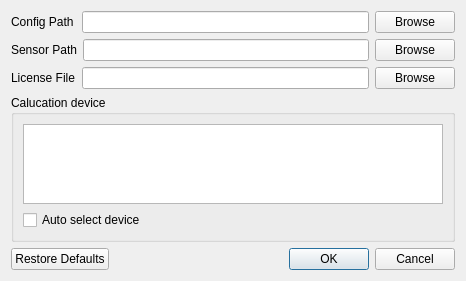
Qt form ui/settings_dialog.ui (cheind/reconstructme-qt) before a commit.
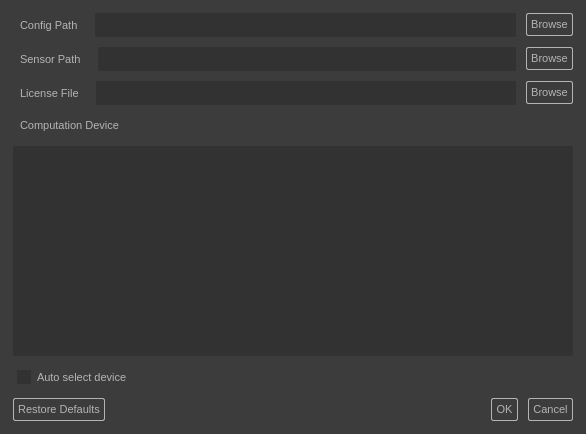
The same form after that commit. Icons and pictures are not drawn.

Commit message: support for checkbox.

```diff
--- a/ui/settings_dialog.ui
+++ b/ui/settings_dialog.ui
@@ -6,13 +6,139 @@
    <rect>
     <x>0</x>
     <y>0</y>
-    <width>466</width>
-    <height>281</height>
+    <width>586</width>
+    <height>434</height>
    </rect>
   </property>
   <property name="windowTitle">
    <string>ReconstructMeQt - Settings</string>
   </property>
+  <property name="styleSheet">
+   <string notr="true">/** @file
+  * @copyright Copyright (c) 2012 PROFACTOR GmbH. All rights reserved. 
+  *
+  * Redistribution and use in source and binary forms, with or without
+  * modification, are permitted provided that the following conditions are
+  * met:
+  *
+  *     * Redistributions of source code must retain the above copyright
+  * notice, this list of conditions and the following disclaimer.
+  *     * Redistributions in binary form must reproduce the above
+  * copyright notice, this list of conditions and the following disclaimer
+  * in the documentation and/or other materials provided with the
+  * distribution.
+  *     * Neither the name of Google Inc. nor the names of its
+  * contributors may be used to endorse or promote products derived from
+  * this software without specific prior written permission.
+  *
+  * THIS SOFTWARE IS PROVIDED BY THE COPYRIGHT HOLDERS AND CONTRIBUTORS
+  * &quot;AS IS&quot; AND ANY EXPRESS OR IMPLIED WARRANTIES, INCLUDING, BUT NOT
+  * LIMITED TO, THE IMPLIED WARRANTIES OF MERCHANTABILITY AND FITNESS FOR
+  * A PARTICULAR PURPOSE ARE DISCLAIMED. IN NO EVENT SHALL THE COPYRIGHT
+  * OWNER OR CONTRIBUTORS BE LIABLE FOR ANY DIRECT, INDIRECT, INCIDENTAL,
+  * SPECIAL, EXEMPLARY, OR CONSEQUENTIAL DAMAGES (INCLUDING, BUT NOT
+  * LIMITED TO, PROCUREMENT OF SUBSTITUTE GOODS OR SERVICES; LOSS OF USE,
+  * DATA, OR PROFITS; OR BUSINESS INTERRUPTION) HOWEVER CAUSED AND ON ANY
+  * THEORY OF LIABILITY, WHETHER IN CONTRACT, STRICT LIABILITY, OR TORT
+  * (INCLUDING NEGLIGENCE OR OTHERWISE) ARISING IN ANY WAY OUT OF THE USE
+  * OF THIS SOFTWARE, EVEN IF ADVISED OF THE POSSIBILITY OF SUCH DAMAGE.
+  *
+  * @authors christoph.heindl@profactor.at
+  *                  christoph.kopf@profactor.at 
+  *                  florian.eckerstorfer@profactor.at
+  */
+  
+
+QWidget, QAbstractItemView::item, QMenuBar::item, QComboBox::drop-down
+{
+	border: 0px;
+	font: 8pt;
+    border-radius: 2px;
+    padding: 4px;
+    margin: 2px;
+    color: rgb(180, 180, 180);
+    background-color:  rgb(60, 60, 60);
+}
+
+QPushButton
+{
+    border: 1px solid  rgb(180,180, 180);
+    min-width: 5em;
+}
+
+QPushButton:hover, QAbstractItemView::item:hover, QAbstractItemView::item:selected,  QCheckBox::indicator:checked, QMenu:selected, QMenu:hover,  QMenuBar::item:selected
+{
+    background-color:  rgb(80, 80, 80);
+}
+
+QLineEdit, QAbstractItemView, QCheckBox::indicator
+{
+   background-color:  rgb(50, 50, 50);
+}
+
+QCheckBox::indicator:checked
+{
+    image:url(:/images/checkbox.png);
+}
+
+/** -------------------------------
+    * Scrollbar
+    * ------------------------------ */
+
+
+ QScrollBar:horizontal {
+     margin: 0px 20px 0px 20px;
+ }
+
+ QScrollBar:vertical {
+     margin: 20px 0px 20px 0px;
+ }
+
+ QScrollBar::handle,  QScrollBar::add-line:horizontal, QScrollBar::sub-line:horizontal, QScrollBar::add-line:vertical, QScrollBar::sub-line:vertical {
+	 background-color:  rgb(180,180, 180);
+     border: 1px solid  rgb(180,180, 180);
+ } 
+
+ QScrollBar::handle:horizontal {
+     min-width: 10px;
+ }
+
+QScrollBar::handle:vertical {
+     min-height: 10px;
+ }
+
+ QScrollBar::add-line:horizontal {
+     width: 15px;
+     height: 10px;
+     subcontrol-position: right;
+     subcontrol-origin: margin;
+ }
+
+ QScrollBar::sub-line:horizontal {
+     width: 15px;
+     height: 10px;
+     subcontrol-position: left;
+     subcontrol-origin: margin;
+ }
+
+ QScrollBar::add-line:vertical {
+     height: 15px;
+     width: 10px;
+     subcontrol-position: bottom;
+     subcontrol-origin: margin;
+ }
+
+ QScrollBar::sub-line:vertical {
+     height: 15px;
+     width: 10px;
+     subcontrol-position: top;
+     subcontrol-origin: margin;
+ }
+
+QScrollBar::add-page:horizontal, QScrollBar::sub-page:horizontal,  QScrollBar::add-page:vertical, QScrollBar::sub-page:vertical {
+     background: none;
+ }</string>
+  </property>
   <layout class="QVBoxLayout" name="verticalLayout">
    <item>
     <layout class="QHBoxLayout" name="horizontalLayout">
@@ -96,29 +222,27 @@
     </layout>
    </item>
    <item>
-    <widget class="QGroupBox" name="groupBox">
-     <property name="title">
-      <string>Calucation device</string>
+    <widget class="QLabel" name="label_4">
+     <property name="text">
+      <string>Computation Device</string>
      </property>
-     <layout class="QGridLayout" name="gridLayout">
-      <item row="0" column="0">
-       <widget class="QListWidget" name="device_list_widget">
-        <property name="locale">
-         <locale language="English" country="UnitedStates"/>
-        </property>
-       </widget>
-      </item>
-      <item row="1" column="0">
-       <widget class="QCheckBox" name="ocl_device_auto_cb">
-        <property name="toolTip">
-         <string>Use this, if you want to ReconstructMe determine a fitting calcuation devcie</string>
-        </property>
-        <property name="text">
-         <string>Auto select device</string>
-        </property>
-       </widget>
-      </item>
-     </layout>
+    </widget>
+   </item>
+   <item>
+    <widget class="QListWidget" name="device_list_widget">
+     <property name="locale">
+      <locale language="English" country="UnitedStates"/>
+     </property>
+    </widget>
+   </item>
+   <item>
+    <widget class="QCheckBox" name="ocl_device_auto_cb">
+     <property name="toolTip">
+      <string>Use this, if you want to ReconstructMe determine a fitting calcuation devcie</string>
+     </property>
+     <property name="text">
+      <string>Auto select device</string>
+     </property>
     </widget>
    </item>
    <item>
```
The commit also changes 2 other files.
